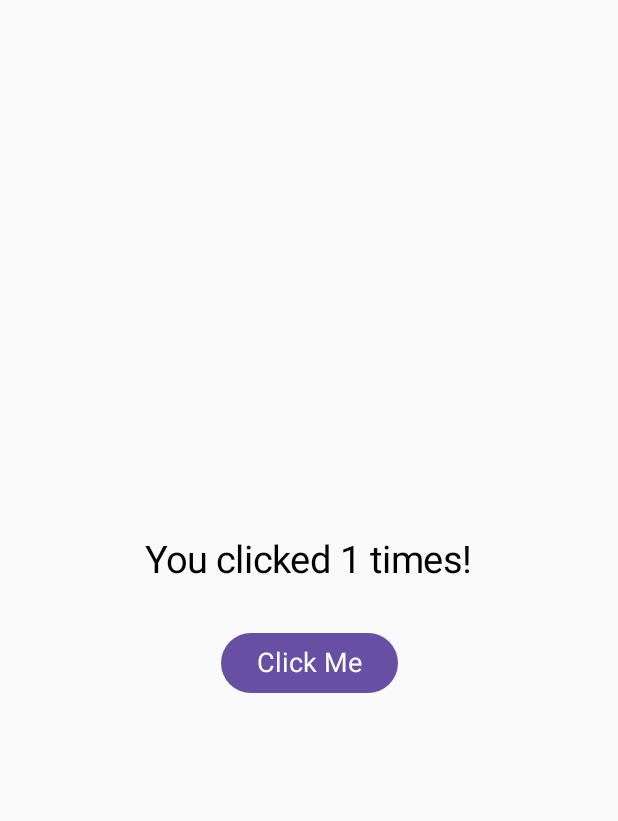
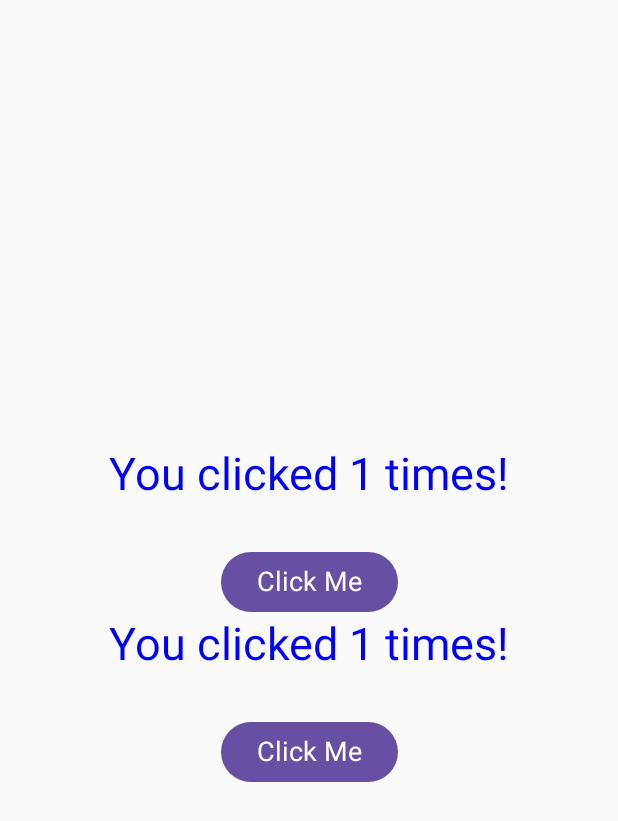
Before and after one commit to neccodes/StateApp, an Android app built with Jetpack Compose: the screen it shows after launch (MainActivity), after a tap on "Click Me", on a phone screen of 412 x 824 dp. Shown: the top 821 px of the screen. Run offline under Robolectric (Android 15) with nearby library versions, the phone set to English and light mode, and no system bars.

Commit message:
saving state after rotation of screen

```diff
--- a/app/src/main/java/com/neccodes/stateapp/MainActivity.kt
+++ b/app/src/main/java/com/neccodes/stateapp/MainActivity.kt
@@ -4,13 +4,39 @@ import android.os.Bundle
 import androidx.activity.ComponentActivity
 import androidx.activity.compose.setContent
 import androidx.activity.enableEdgeToEdge
+import androidx.compose.foundation.layout.Arrangement
+import androidx.compose.foundation.layout.Column
+import androidx.compose.foundation.layout.fillMaxSize
+import androidx.compose.runtime.getValue
+import androidx.compose.runtime.mutableIntStateOf
+import androidx.compose.runtime.saveable.rememberSaveable
+import androidx.compose.runtime.setValue
+import androidx.compose.ui.Modifier
 
 class MainActivity : ComponentActivity() {
     override fun onCreate(savedInstanceState: Bundle?) {
         super.onCreate(savedInstanceState)
         enableEdgeToEdge()
         setContent {
-            MyUi()
+            Column(
+                modifier = Modifier.fillMaxSize(),
+                verticalArrangement = Arrangement.Center
+            ) {
+                var clickedNumber by rememberSaveable { mutableIntStateOf(0) }
+
+                MyUi1(
+                    clickedNumber = clickedNumber,
+                    onUpdateClickedNumber = {
+                        clickedNumber++
+                    }
+                )
+                MyUi2(
+                    clickedNumber = clickedNumber,
+                    onUpdateClickedNumber = {
+                        clickedNumber++
+                    }
+                )
+            }
         }
     }
 }
--- /dev/null
+++ b/app/src/main/java/com/neccodes/stateapp/MyUi1.kt
@@ -0,0 +1,53 @@
+package com.neccodes.stateapp
+
+import androidx.compose.foundation.layout.Arrangement
+import androidx.compose.foundation.layout.Column
+import androidx.compose.foundation.layout.Spacer
+import androidx.compose.foundation.layout.fillMaxWidth
+import androidx.compose.foundation.layout.height
+import androidx.compose.material3.Button
+import androidx.compose.material3.Text
+import androidx.compose.runtime.Composable
+import androidx.compose.ui.Alignment
+import androidx.compose.ui.Modifier
+import androidx.compose.ui.graphics.Color
+import androidx.compose.ui.text.TextStyle
+import androidx.compose.ui.unit.dp
+import androidx.compose.ui.unit.sp
+
+@Composable
+fun MyUi1(
+    clickedNumber: Int,
+    onUpdateClickedNumber: () -> Unit
+) {
+    Column(
+        modifier = Modifier.fillMaxWidth(),
+        verticalArrangement = Arrangement.Center,
+        horizontalAlignment = Alignment.CenterHorizontally
+    ) {
+        if (clickedNumber > 0) {
+            Text(
+                text = "You clicked $clickedNumber times!",
+                style = TextStyle(
+                    fontSize = 30.sp,
+                    color = Color.Blue
+                )
+            )
+        }
+
+        Spacer(modifier = Modifier.height(30.dp))
+
+        Button(
+            onClick = {
+                onUpdateClickedNumber()
+            }
+        ) {
+            Text(
+                text = "Click Me",
+                style = TextStyle(
+                    fontSize = 18.sp
+                )
+            )
+        }
+    }
+}
--- a/app/src/main/java/com/neccodes/stateapp/MyUi.kt
+++ b/app/src/main/java/com/neccodes/stateapp/MyUi2.kt
@@ -1,51 +1,46 @@
 package com.neccodes.stateapp
 
-import android.annotation.SuppressLint
-import android.util.Log
 import androidx.compose.foundation.layout.Arrangement
 import androidx.compose.foundation.layout.Column
 import androidx.compose.foundation.layout.Spacer
-import androidx.compose.foundation.layout.fillMaxSize
+import androidx.compose.foundation.layout.fillMaxWidth
 import androidx.compose.foundation.layout.height
 import androidx.compose.material3.Button
 import androidx.compose.material3.Text
 import androidx.compose.runtime.Composable
-import androidx.compose.runtime.getValue
-import androidx.compose.runtime.mutableIntStateOf
-import androidx.compose.runtime.remember
-import androidx.compose.runtime.setValue
 import androidx.compose.ui.Alignment
 import androidx.compose.ui.Modifier
+import androidx.compose.ui.graphics.Color
 import androidx.compose.ui.text.TextStyle
-import androidx.compose.ui.tooling.preview.Preview
 import androidx.compose.ui.unit.dp
 import androidx.compose.ui.unit.sp
 
-@SuppressLint("UnrememberedMutableState")
 @Composable
-fun MyUi() {
+
+fun MyUi2(
+    clickedNumber: Int,
+    onUpdateClickedNumber: () -> Unit
+) {
     Column(
-        modifier = Modifier.fillMaxSize(),
+        modifier = Modifier.fillMaxWidth(),
         verticalArrangement = Arrangement.Center,
         horizontalAlignment = Alignment.CenterHorizontally
     ) {
-
-        var clickedNumber by remember { mutableIntStateOf(0) }
-
         if (clickedNumber > 0) {
             Text(
                 text = "You clicked $clickedNumber times!",
                 style = TextStyle(
-                    fontSize = 25.sp
+                    fontSize = 30.sp,
+                    color = Color.Blue
                 )
             )
         }
 
         Spacer(modifier = Modifier.height(30.dp))
+
         Button(
             onClick = {
-                clickedNumber++
-                Log.d("KaleLog", clickedNumber.toString())
+                onUpdateClickedNumber()
             }
         ) {
             Text(
@@ -57,10 +52,3 @@ fun MyUi() {
         }
     }
 }
-
-
-@Preview(showSystemUi = true)
-@Composable
-fun MyUiPreview() {
-    MyUi()
-}
```
